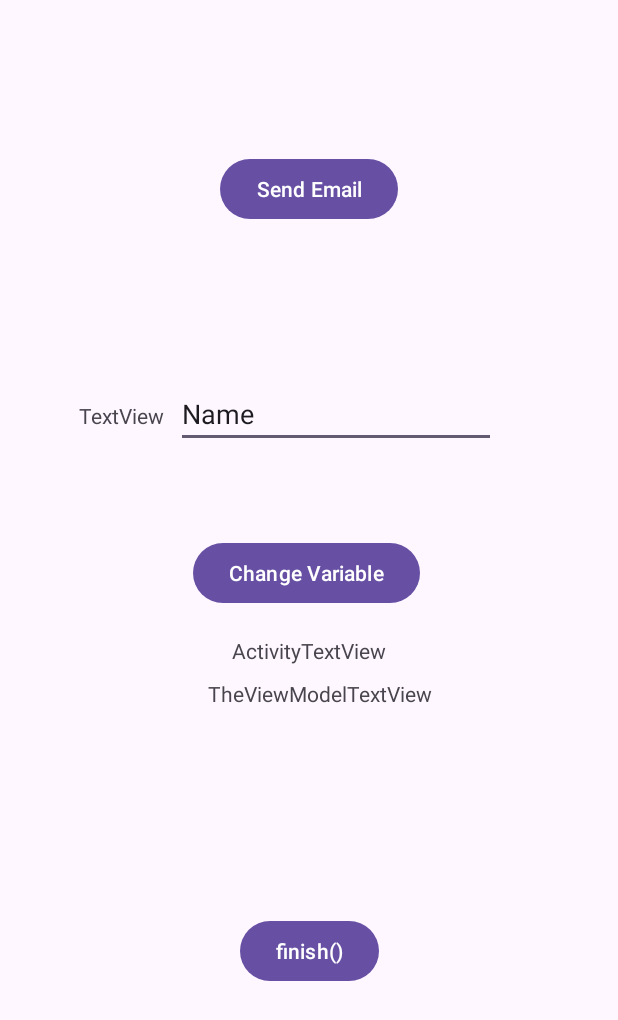
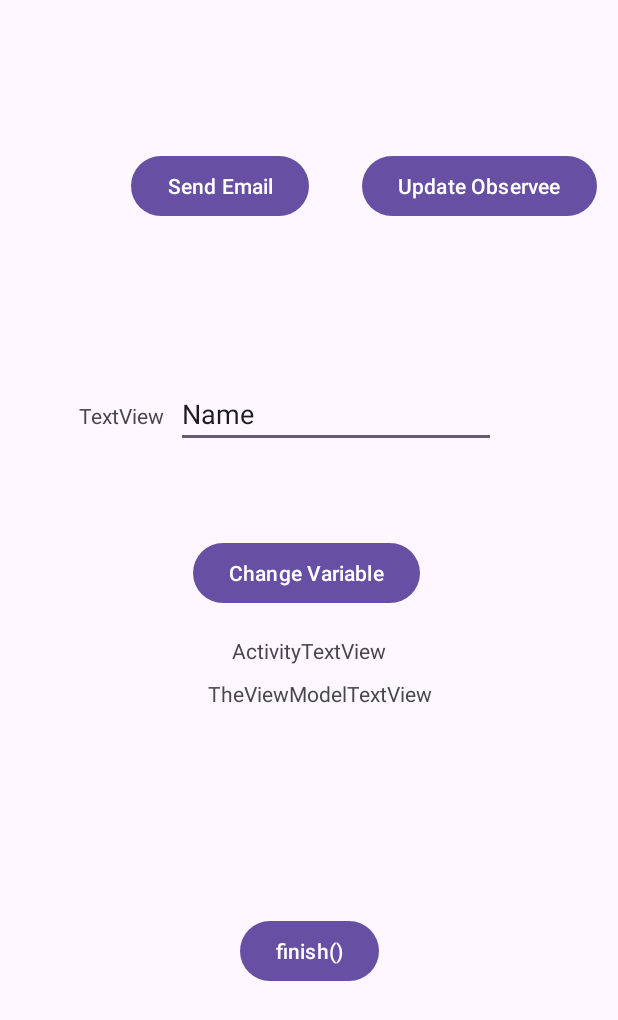
Before and after one commit to javarmgar/android_fundamentals_colab, an Android app: the screen it shows after launch (EmailSenderActivity), on a phone screen of 412 x 824 dp. Shown: the top 1020 px of the screen. Run offline under Robolectric (Android 15) with nearby library versions, the phone set to English and light mode, and no system bars.

Commit message:
observer pattern and live data

```diff
--- a/app/src/main/java/com/example/androidfundamentalsapp/EmailSenderActivity.kt
+++ b/app/src/main/java/com/example/androidfundamentalsapp/EmailSenderActivity.kt
@@ -7,6 +7,9 @@ import android.widget.Button
 import android.widget.TextView
 import androidx.appcompat.app.AppCompatActivity
 import androidx.lifecycle.ViewModelProvider
+import patterns.observer.ConcreteObservee
+import patterns.observer.ConcreteObserver
+import patterns.observer.ConcreteObserverTwo
 import java.util.Stack
 
 
@@ -33,11 +36,34 @@ class EmailSenderActivity : AppCompatActivity() {
     override fun onCreate(savedInstanceState: Bundle?) {
 
         super.onCreate(savedInstanceState)
-        Log.d(TAG, "onCreate()")
         setContentView(R.layout.activity_email_sender)
 
+        //ViewModel
+        mainActivityViewModel = ViewModelProvider(this).get(MainActivityViewModel::class.java)
+        //OBSERVER PATTERN
+        val concreteObserver: ConcreteObserver = ConcreteObserver()
+        val concreteObserverTwo: ConcreteObserverTwo = ConcreteObserverTwo()
 
-        mainActivityViewModel = ViewModelProvider(this).get(MainActivityViewModel::class.java)
+
+        mainActivityViewModel.personaLiveData.observe(this){
+            Log.d(TAG,"$it")
+        }
+
+
+        mainActivityViewModel.observee.addObserver(concreteObserver)
+        mainActivityViewModel.observee.addObserver(concreteObserverTwo)
+
+        val buttonUpdateObservee: Button = findViewById(R.id.buttonUpdateObservee)
+        buttonUpdateObservee.setOnClickListener {
+            mainActivityViewModel.updateObservee()
+            mainActivityViewModel.updateLiveData()
+        }
+
+
+
+        Log.d(TAG, "onCreate()")
+
+
         Log.d(TAG,mainActivityViewModel.getDatabaseName())
         val textMessage = "javo"
         val sendIntent = Intent()
--- a/app/src/main/java/com/example/androidfundamentalsapp/MainActivityViewModel.kt
+++ b/app/src/main/java/com/example/androidfundamentalsapp/MainActivityViewModel.kt
@@ -1,11 +1,19 @@
 package com.example.androidfundamentalsapp
 
 import android.util.Log
+import androidx.lifecycle.LiveData
+import androidx.lifecycle.MutableLiveData
 import androidx.lifecycle.ViewModel
+import patterns.observer.ConcreteObservee
+import patterns.observer.Observee
+import patterns.observer.Persona
 
 class MainActivityViewModel : ViewModel() {
     var variable: String = "TheViewModelTextView"
     private val TAG = "MainActivityViewModel"
+    val observee:ConcreteObservee = ConcreteObservee()
+
+    val personaLiveData:MutableLiveData<Persona> = MutableLiveData(Persona("Havier Guadalupe",22))
 
     override fun onCleared() {
         super.onCleared()
@@ -21,4 +29,17 @@ class MainActivityViewModel : ViewModel() {
         return Database.DB_NAME
     }
 
+    fun updateObservee(){
+        observee.updateAge()
+    }
+
+    fun updateLiveData(){
+//        val currJavi: Persona? = personaLiveData.value
+//        personaLiveData.value = currJavi?.apply {
+//            age += 2
+//
+//        }
+        val newPersona = Persona(personaLiveData.value?.name?:"Jabo Default",(personaLiveData.value?.age?:0)+2)
+        personaLiveData.value = newPersona
+    }
 }
--- /dev/null
+++ b/app/src/main/java/patterns/observer/ConcreteObservee.kt
@@ -0,0 +1,25 @@
+package patterns.observer
+
+class ConcreteObservee:Observee {
+
+    override val observers: MutableList<Observer> = mutableListOf()
+    var value:Persona = Persona("Javier Armenta", 22)
+    override fun addObserver(observer: Observer) {
+        observers.add(observer)
+    }
+
+    override fun removeObserver(observer: Observer) {
+        observers.remove(observer)
+    }
+
+    override fun notifyObservers() {
+        observers.forEach {
+            it.update(value)
+        }
+    }
+
+    fun updateAge(){
+        value.age++
+        notifyObservers()
+    }
+}
--- /dev/null
+++ b/app/src/main/java/patterns/observer/ConcreteObserver.kt
@@ -0,0 +1,10 @@
+package patterns.observer
+
+import android.util.Log
+
+class ConcreteObserver : Observer {
+    private val TAG = "ConcreteObserver"
+    override fun update(value: Persona) {
+        Log.d(TAG,"$value")
+    }
+}
--- /dev/null
+++ b/app/src/main/java/patterns/observer/ConcreteObserverTwo.kt
@@ -0,0 +1,10 @@
+package patterns.observer
+
+import android.util.Log
+
+class ConcreteObserverTwo : Observer {
+    private val TAG = "ConcreteObserverTwo"
+    override fun update(value: Persona) {
+        Log.d(TAG,"$value")
+    }
+}
--- /dev/null
+++ b/app/src/main/java/patterns/observer/Observee.kt
@@ -0,0 +1,9 @@
+package patterns.observer
+
+interface Observee {
+
+    val observers: MutableList<Observer>
+    fun addObserver(observer:Observer)
+    fun removeObserver(observer: Observer)
+    fun notifyObservers()
+}
--- /dev/null
+++ b/app/src/main/java/patterns/observer/Observer.kt
@@ -0,0 +1,5 @@
+package patterns.observer
+
+interface Observer {
+    fun update(value:Persona)
+}
--- /dev/null
+++ b/app/src/main/java/patterns/observer/Persona.kt
@@ -0,0 +1,6 @@
+package patterns.observer
+
+data class Persona(
+    var name:String,
+    var age: Int
+)
--- a/app/src/main/res/layout/activity_email_sender.xml
+++ b/app/src/main/res/layout/activity_email_sender.xml
@@ -20,9 +20,10 @@
         android:id="@+id/button"
         android:layout_width="wrap_content"
         android:layout_height="wrap_content"
-        android:layout_marginTop="102dp"
+        android:layout_marginTop="100dp"
         android:text="Send Email"
         app:layout_constraintEnd_toEndOf="parent"
+        app:layout_constraintHorizontal_bias="0.297"
         app:layout_constraintStart_toStartOf="parent"
         app:layout_constraintTop_toTopOf="parent" />
 
@@ -80,4 +81,13 @@
         app:layout_constraintStart_toStartOf="@+id/changeVariableButton"
         app:layout_constraintTop_toBottomOf="@+id/variable" />
 
+    <Button
+        android:id="@+id/buttonUpdateObservee"
+        android:layout_width="wrap_content"
+        android:layout_height="wrap_content"
+        android:layout_marginEnd="14dp"
+        android:text="Update Observee"
+        app:layout_constraintBaseline_toBaselineOf="@+id/button"
+        app:layout_constraintEnd_toEndOf="parent" />
+
 </androidx.constraintlayout.widget.ConstraintLayout>
```
